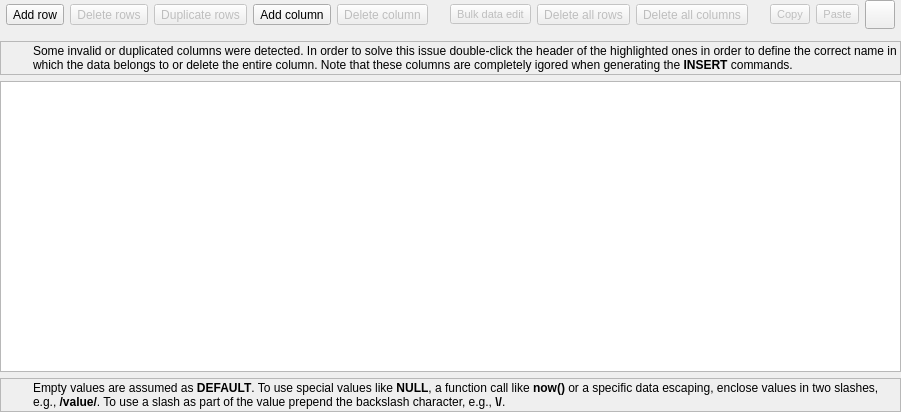
Before: the Qt Designer form libpgmodeler_ui/ui/tabledatawidget.ui in pgmodeler/pgmodeler, drawn with Qt 5.
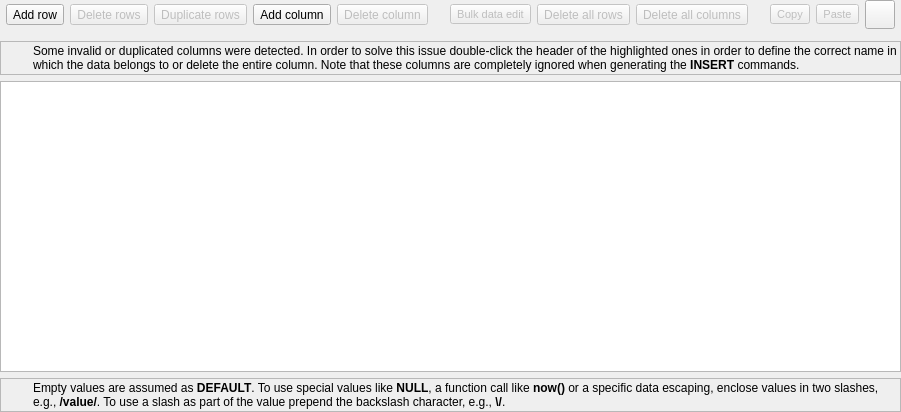
After: the same form once the commit is applied. Icons and pictures are not drawn.

Commit message: Minor typo in TableDataWidget

```diff
--- a/libpgmodeler_ui/ui/tabledatawidget.ui
+++ b/libpgmodeler_ui/ui/tabledatawidget.ui
@@ -357,7 +357,7 @@
          </font>
         </property>
         <property name="text">
-         <string>Some invalid or duplicated columns were detected. In order to solve this issue double-click the header of the highlighted ones in order to define the correct name in which the data belongs to or delete the entire column. Note that these columns are completely igored when generating the &lt;strong&gt;INSERT&lt;/strong&gt; commands.</string>
+         <string>&lt;html&gt;&lt;head/&gt;&lt;body&gt;&lt;p&gt;Some invalid or duplicated columns were detected. In order to solve this issue double-click the header of the highlighted ones in order to define the correct name in which the data belongs to or delete the entire column. Note that these columns are completely ignored when generating the &lt;span style=&quot; font-weight:600;&quot;&gt;INSERT&lt;/span&gt; commands.&lt;/p&gt;&lt;/body&gt;&lt;/html&gt;</string>
         </property>
         <property name="wordWrap">
          <bool>true</bool>
```
The commit also changes 1 other file.
